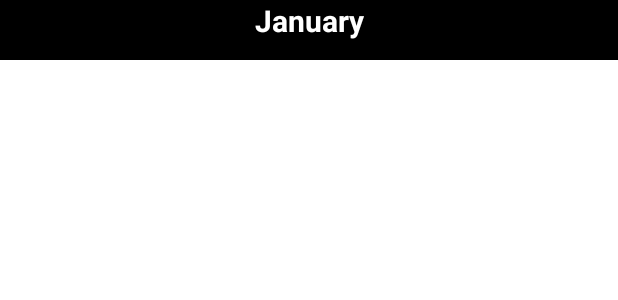
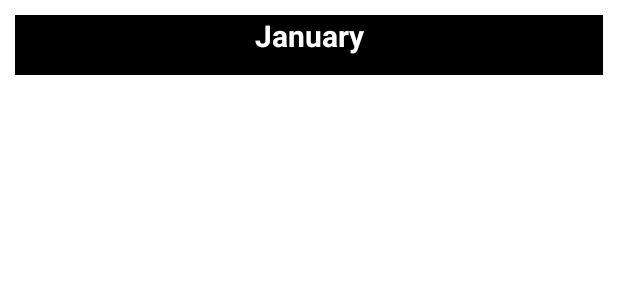
Before and after one commit to adinashby/AppDev2MEQ17, an Android app: the layout custom_design.xml on its own in the app's theme, with its tools: preview values and no code run, on a phone screen of 412 x 824 dp. Shown: the top 300 px of the screen. Run offline under Robolectric (Android 15) with nearby library versions, the phone set to English and light mode, and no system bars.

Commit message:
Updated RecyclerView

```diff
--- a/Week6Part2RecyclerView/app/src/main/res/layout/custom_design.xml
+++ b/Week6Part2RecyclerView/app/src/main/res/layout/custom_design.xml
@@ -1,7 +1,9 @@
 <?xml version="1.0" encoding="utf-8"?>
 <LinearLayout xmlns:android="http://schemas.android.com/apk/res/android"
     android:layout_width="match_parent"
-    android:layout_height="match_parent">
+    android:orientation="vertical"
+    android:layout_height="wrap_content"
+    android:padding="10dp">
 
     <TextView
         android:layout_width="match_parent"
```
